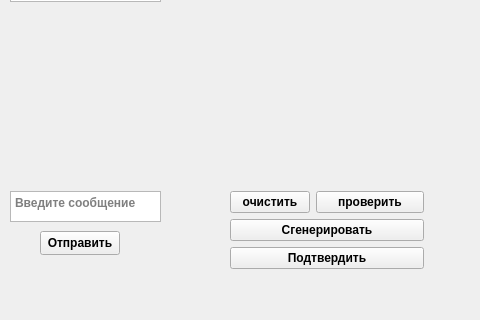
Before: the Qt Designer form client/mainwindow.ui in VladZg/Network_Battleship_2vs1, drawn with Qt 5; both pictures show x 0 to 480 and y 208 to 528 of the 896 by 528 pixel window.
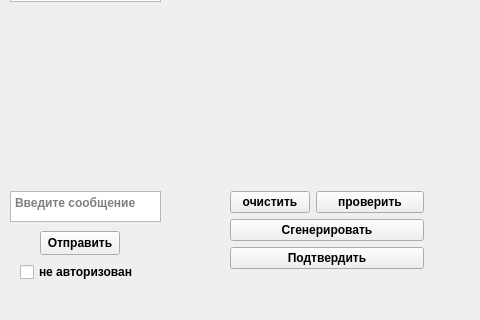
After: the same form once the commit is applied. Icons and pictures are not drawn.

Patch:
```diff
--- a/client/mainwindow.ui
+++ b/client/mainwindow.ui
@@ -321,6 +321,19 @@
      <string/>
     </property>
    </widget>
+   <widget class="QCheckBox" name="isReadyCheckBox">
+    <property name="geometry">
+     <rect>
+      <x>20</x>
+      <y>450</y>
+      <width>131</width>
+      <height>22</height>
+     </rect>
+    </property>
+    <property name="text">
+     <string>не авторизован</string>
+    </property>
+   </widget>
   </widget>
   <widget class="QMenuBar" name="menubar">
    <property name="geometry">
```
